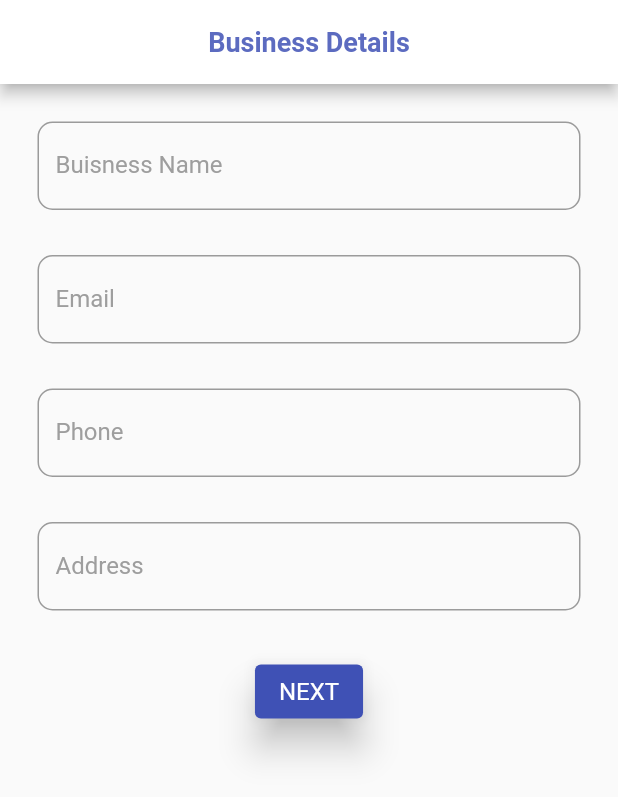
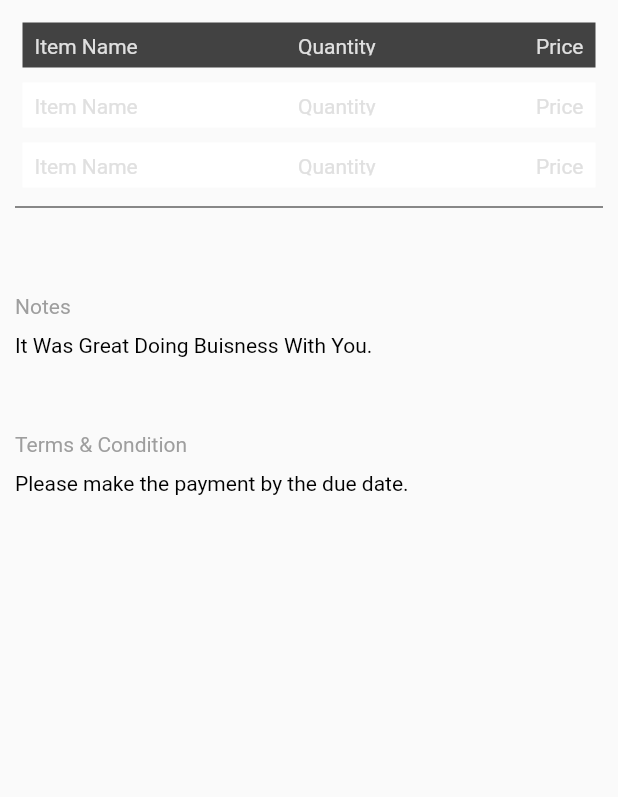
Before and after one commit to MehulZinzuvadiya/invoice_maker, a Flutter app: the screen it shows after launch, on a phone screen of 412 x 824 dp. Shown: the top 797 px of the screen. Run offline on Flutter 3.47's test engine with Material 2 defaults, Android fonts, the phone set to English and light mode, and no system bars; our stand-ins replace google_fonts, image_gallery_saver; Roboto replaces fonts that are missing (Aboreto).

Commit message:
bill on the way.

```diff
--- /dev/null
+++ b/lib/Screens/finalBill.dart
@@ -0,0 +1,147 @@
+import 'package:flutter/material.dart';
+
+class finalbill extends StatefulWidget {
+  const finalbill({Key? key}) : super(key: key);
+
+  @override
+  State<finalbill> createState() => _finalbillState();
+}
+
+class _finalbillState extends State<finalbill> {
+  @override
+  Widget build(BuildContext context) {
+    return SafeArea(
+        child: Scaffold(
+      body: Container(
+        margin: EdgeInsets.all(10),
+        child: Column(
+          children: [
+            Container(
+              height: 30,
+              width: double.infinity,
+              margin: EdgeInsets.all(5),
+              decoration: BoxDecoration(
+                color: Colors.grey.shade800,
+              ),
+              child: Padding(
+                padding: const EdgeInsets.all(8.0),
+                child: Row(
+                  mainAxisAlignment: MainAxisAlignment.spaceBetween,
+                  children: [
+                    Text(
+                      "Item Name",
+                      style: TextStyle(color: Colors.grey.shade300),
+                    ),
+                    Text(
+                      "Quantity",
+                      style: TextStyle(color: Colors.grey.shade300),
+                    ),
+                    Text(
+                      "Price",
+                      style: TextStyle(color: Colors.grey.shade300),
+                    ),
+                  ],
+                ),
+              ),
+            ),
+            Container(
+              height: 30,
+              width: double.infinity,
+              margin: EdgeInsets.all(5),
+              decoration: BoxDecoration(
+                color: Colors.white,
+              ),
+              child: Padding(
+                padding: const EdgeInsets.all(8.0),
+                child: Row(
+                  mainAxisAlignment: MainAxisAlignment.spaceBetween,
+                  children: [
+                    Text(
+                      "Item Name",
+                      style: TextStyle(color: Colors.grey.shade300),
+                    ),
+                    Text(
+                      "Quantity",
+                      style: TextStyle(color: Colors.grey.shade300),
+                    ),
+                    Text(
+                      "Price",
+                      style: TextStyle(color: Colors.grey.shade300),
+                    ),
+                  ],
+                ),
+              ),
+            ),
+            Container(
+              height: 30,
+              width: double.infinity,
+              margin: EdgeInsets.all(5),
+              decoration: BoxDecoration(
+                color: Colors.white,
+              ),
+              child: Padding(
+                padding: const EdgeInsets.all(8.0),
+                child: Row(
+                  mainAxisAlignment: MainAxisAlignment.spaceBetween,
+                  children: [
+                    Text(
+                      "Item Name",
+                      style: TextStyle(color: Colors.grey.shade300),
+                    ),
+                    Text(
+                      "Quantity",
+                      style: TextStyle(color: Colors.grey.shade300),
+                    ),
+                    Text(
+                      "Price",
+                      style: TextStyle(color: Colors.grey.shade300),
+                    ),
+                  ],
+                ),
+              ),
+            ),
+            Divider(
+              thickness: 1,
+              color: Colors.grey.shade700,
+            ),
+            SizedBox(height: 50,),
+            Container(
+              width: double.infinity,
+              child: Column(
+                crossAxisAlignment: CrossAxisAlignment.start,
+                children: [
+                  Text("Notes",style: TextStyle(
+                    color: Colors.grey,
+                  ),),
+                  SizedBox(height: 10,),
+                  Text("It Was Great Doing Buisness With You.",style: TextStyle(
+                    color: Colors.black,
+                  ),),
+                ],
+
+              ),
+            ),
+            SizedBox(height: 50,),
+            Container(
+              width: double.infinity,
+              child: Column(
+                crossAxisAlignment: CrossAxisAlignment.start,
+                children: [
+                  Text("Terms & Condition",style: TextStyle(
+                    color: Colors.grey,
+                  ),),
+                  SizedBox(height: 10,),
+                  Text("Please make the payment by the due date.",style: TextStyle(
+                    color: Colors.black,
+                  ),),
+                ],
+
+              ),
+            ),
+
+          ],
+        ),
+      ),
+    ));
+  }
+}
--- a/lib/customerModel.dart
+++ b/lib/customerModel.dart
@@ -1,11 +1,17 @@
+import 'package:invoice_maker/productModel/productModel.dart';
+
 class customerModel {
   String? cname, cemail, caddress, bname, bmail, bphone, baddress;
+  List<productModel>? item;
+
   customerModel(
-      {this.cname,
+  {this.cname,
       this.cemail,
       this.caddress,
       this.bname,
       this.bmail,
       this.bphone,
-      this.baddress});
+      this.baddress,
+      this.item,
+  });
 }
```
Also changed, not shown: lib/Screens/bill.dart (added, +154 -0 lines), lib/Screens/customerPage.dart (+9 -2 lines), lib/Screens/invoice.dart (+120 -94 lines), lib/Screens/page.dart (added, +160 -0 lines), lib/main.dart (+4 -6 lines).
